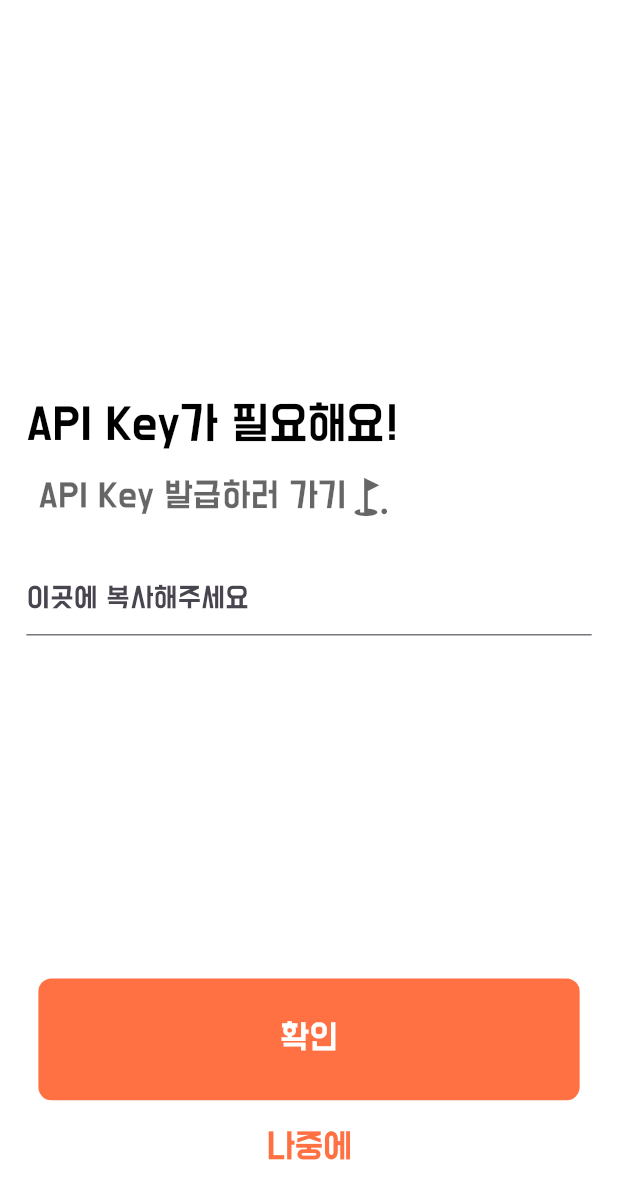
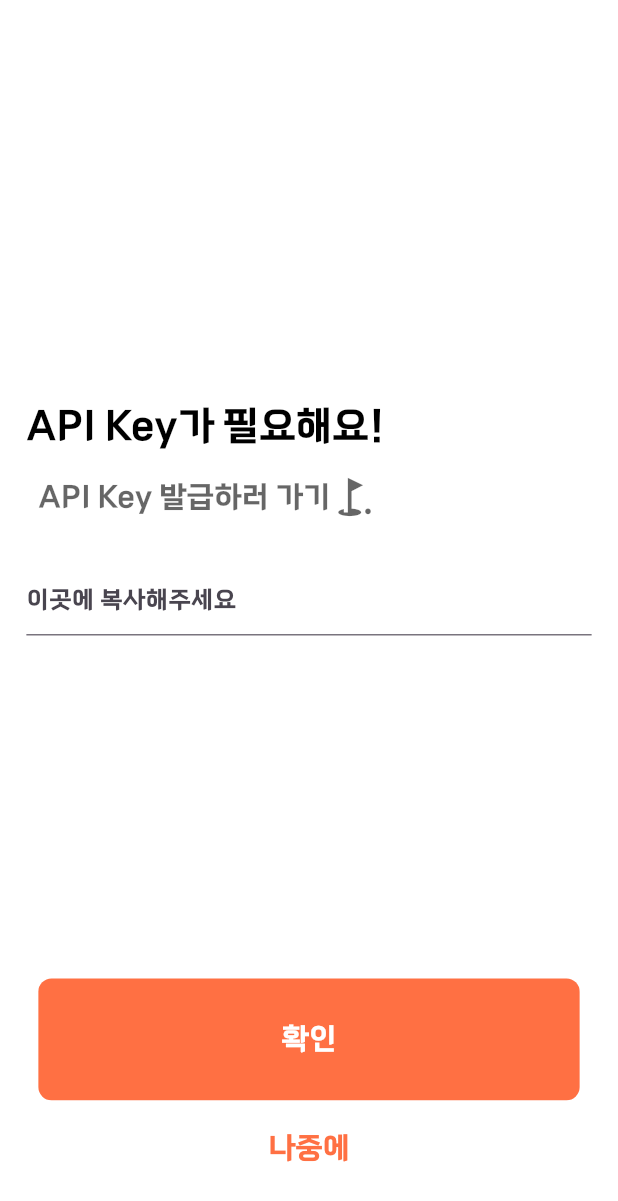
Before and after one commit to JYKIM317/loaduo, a Flutter app: the screen it shows after launch, on a phone screen of 412 x 824 dp. Shown: the top 1201 px of the screen. Run offline on Flutter 3.47's test engine with Material 2 defaults, Android fonts, the phone set to English and light mode, and no system bars; our stand-ins replace cloud_firestore, firebase_auth, firebase_core, flutter_progress_hud, flutter_riverpod, flutter_screenutil and 2 more; accounts and stored records are empty; network calls fail; statements that could not run were skipped.

Commit message:
Add new font, change fontFamily

```diff
--- a/lib/main.dart
+++ b/lib/main.dart
@@ -62,7 +62,7 @@ class MyApp extends ConsumerWidget {
         hoverColor: Colors.transparent,
         highlightColor: Colors.transparent,
         useMaterial3: true,
-        fontFamily: 'BMDohyeon',
+        fontFamily: 'Jamsil_M',
       ),
       home: RoutePage(),
     );
```
Also changed, not shown: pubspec.yaml (+2 -5 lines), assets/fonts/BMDOHYEON_otf.otf (deleted), assets/fonts/The Jamsil OTF 4 Medium.otf (added), 1 other file.
